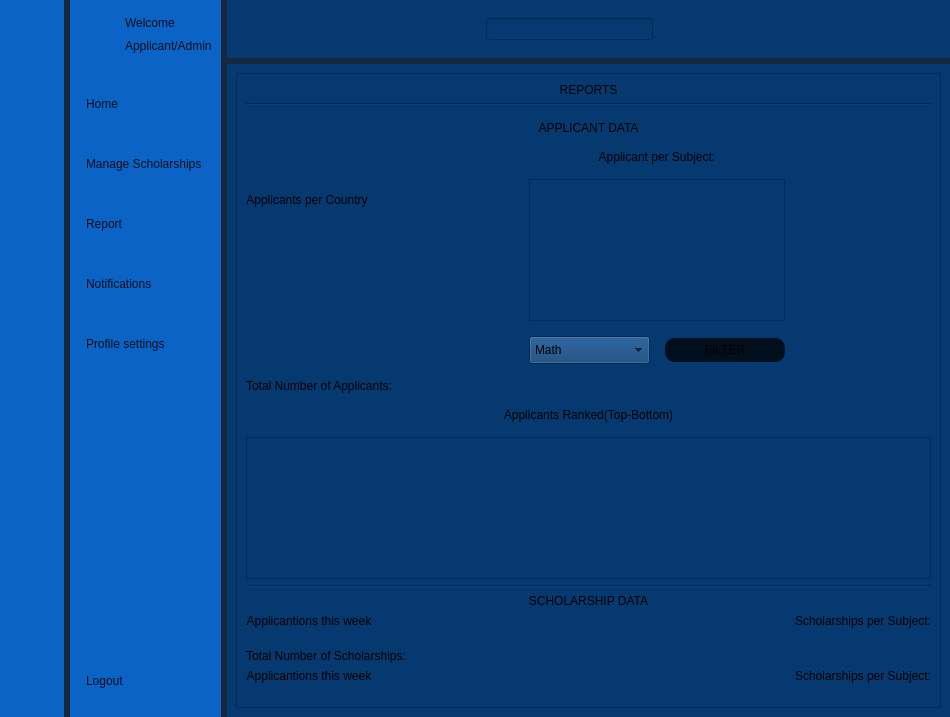
Old version of the form SholarshipManagementSystem/homePage/dash.ui in the repository YNCO10/scholarshipManagementSystem.
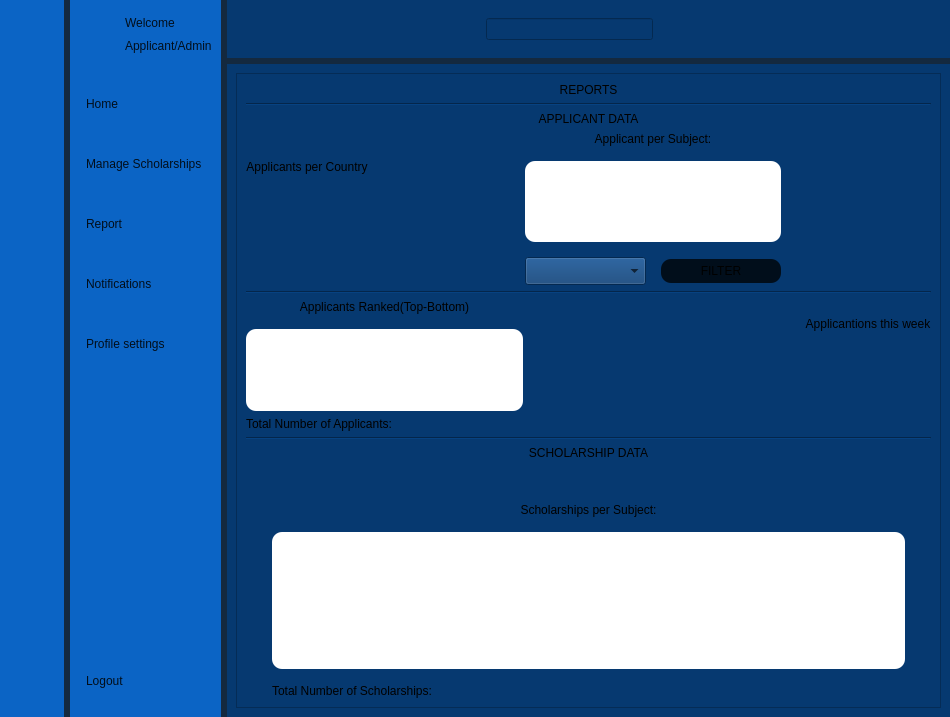
New version of the form. Icons and pictures are not drawn.

Commit message: made modifications to reports page

```diff
--- a/SholarshipManagementSystem/homePage/dash.ui
+++ b/SholarshipManagementSystem/homePage/dash.ui
@@ -1286,34 +1286,19 @@
                <rect>
                 <x>0</x>
                 <y>0</y>
-                <width>654</width>
-                <height>633</height>
+                <width>642</width>
+                <height>637</height>
                </rect>
               </property>
               <layout class="QGridLayout" name="gridLayout_5">
-               <item row="0" column="0">
-                <widget class="QLabel" name="label_14">
-                 <property name="text">
-                  <string>REPORTS</string>
-                 </property>
-                 <property name="alignment">
-                  <set>Qt::AlignmentFlag::AlignCenter</set>
-                 </property>
-                </widget>
-               </item>
-               <item row="2" column="0">
-                <layout class="QVBoxLayout" name="verticalLayout_9">
-                 <property name="spacing">
-                  <number>15</number>
-                 </property>
-                 <item>
+               <item row="1" column="0" colspan="3">
                   <widget class="Line" name="line">
                    <property name="orientation">
                     <enum>Qt::Orientation::Horizontal</enum>
                    </property>
                   </widget>
                  </item>
-                 <item>
+               <item row="3" column="1">
                   <widget class="QLabel" name="label_8">
                    <property name="text">
                     <string>APPLICANT DATA</string>
@@ -1323,7 +1308,165 @@
                    </property>
                   </widget>
                  </item>
+               <item row="12" column="2">
+                <spacer name="verticalSpacer_9">
+                 <property name="orientation">
+                  <enum>Qt::Orientation::Vertical</enum>
+                 </property>
+                 <property name="sizeHint" stdset="0">
+                  <size>
+                   <width>20</width>
+                   <height>93</height>
+                  </size>
+                 </property>
+                </spacer>
+               </item>
+               <item row="0" column="1">
+                <widget class="QLabel" name="label_14">
+                 <property name="text">
+                  <string>REPORTS</string>
+                 </property>
+                 <property name="alignment">
+                  <set>Qt::AlignmentFlag::AlignCenter</set>
+                 </property>
+                </widget>
+               </item>
+               <item row="11" column="0" colspan="3">
+                <widget class="Line" name="line_2">
+                 <property name="orientation">
+                  <enum>Qt::Orientation::Horizontal</enum>
+                 </property>
+                </widget>
+               </item>
+               <item row="2" column="2">
+                <spacer name="verticalSpacer_5">
+                 <property name="orientation">
+                  <enum>Qt::Orientation::Vertical</enum>
+                 </property>
+                 <property name="sizeHint" stdset="0">
+                  <size>
+                   <width>20</width>
+                   <height>93</height>
+                  </size>
+                 </property>
+                </spacer>
+               </item>
+               <item row="9" column="0" colspan="2">
+                <widget class="QLabel" name="label_15">
+                 <property name="text">
+                  <string>Total Number of Applicants:</string>
+                 </property>
+                </widget>
+               </item>
+               <item row="18" column="1">
+                <spacer name="verticalSpacer_6">
+                 <property name="orientation">
+                  <enum>Qt::Orientation::Vertical</enum>
+                 </property>
+                 <property name="sizeHint" stdset="0">
+                  <size>
+                   <width>20</width>
+                   <height>93</height>
+                  </size>
+                 </property>
+                </spacer>
+               </item>
+               <item row="4" column="2">
+                <spacer name="verticalSpacer_4">
+                 <property name="orientation">
+                  <enum>Qt::Orientation::Vertical</enum>
+                 </property>
+                 <property name="sizeHint" stdset="0">
+                  <size>
+                   <width>20</width>
+                   <height>93</height>
+                  </size>
+                 </property>
+                </spacer>
+               </item>
+               <item row="14" column="1">
+                <widget class="QLabel" name="label_10">
+                 <property name="text">
+                  <string>SCHOLARSHIP DATA</string>
+                 </property>
+                 <property name="alignment">
+                  <set>Qt::AlignmentFlag::AlignCenter</set>
+                 </property>
+                </widget>
+               </item>
+               <item row="8" column="0" colspan="3">
+                <layout class="QHBoxLayout" name="horizontalLayout_15">
                  <item>
+                  <layout class="QVBoxLayout" name="verticalLayout_9">
+                   <property name="spacing">
+                    <number>15</number>
+                   </property>
+                   <item>
+                    <widget class="QLabel" name="label_12">
+                     <property name="text">
+                      <string>Applicants Ranked(Top-Bottom)</string>
+                     </property>
+                     <property name="alignment">
+                      <set>Qt::AlignmentFlag::AlignCenter</set>
+                     </property>
+                    </widget>
+                   </item>
+                   <item>
+                    <widget class="QTableWidget" name="applicantRankTableWidget">
+                     <property name="styleSheet">
+                      <string notr="true">color:black;</string>
+                     </property>
+                    </widget>
+                   </item>
+                  </layout>
+                 </item>
+                 <item>
+                  <spacer name="horizontalSpacer_9">
+                   <property name="orientation">
+                    <enum>Qt::Orientation::Horizontal</enum>
+                   </property>
+                   <property name="sizeHint" stdset="0">
+                    <size>
+                     <width>40</width>
+                     <height>20</height>
+                    </size>
+                   </property>
+                  </spacer>
+                 </item>
+                 <item>
+                  <layout class="QVBoxLayout" name="verticalLayout_21">
+                   <property name="spacing">
+                    <number>15</number>
+                   </property>
+                   <item>
+                    <widget class="QLabel" name="label_11">
+                     <property name="text">
+                      <string>Applicantions this week</string>
+                     </property>
+                     <property name="alignment">
+                      <set>Qt::AlignmentFlag::AlignCenter</set>
+                     </property>
+                    </widget>
+                   </item>
+                   <item>
+                    <widget class="QWidget" name="applicantsThisWeekChart" native="true">
+                     <property name="styleSheet">
+                      <string notr="true">border-radius: 7px;</string>
+                     </property>
+                    </widget>
+                   </item>
+                  </layout>
+                 </item>
+                </layout>
+               </item>
+               <item row="6" column="0" colspan="3">
+                <widget class="Line" name="line_3">
+                 <property name="orientation">
+                  <enum>Qt::Orientation::Horizontal</enum>
+                 </property>
+                </widget>
+               </item>
+               <item row="5" column="0" colspan="3">
                   <layout class="QHBoxLayout" name="horizontalLayout_6">
                    <item>
                     <layout class="QVBoxLayout" name="verticalLayout_18">
@@ -1341,7 +1484,11 @@
                       </widget>
                      </item>
                      <item>
-                      <widget class="QWidget" name="applicantsPerCountryChart" native="true"/>
+                    <widget class="QWidget" name="applicantsPerCountryChart" native="true">
+                     <property name="styleSheet">
+                      <string notr="true">border-radius: 7px;</string>
+                     </property>
+                    </widget>
                      </item>
                     </layout>
                    </item>
@@ -1374,45 +1521,20 @@
                       </widget>
                      </item>
                      <item>
-                      <widget class="QTableView" name="tableView_2"/>
+                    <widget class="QTableWidget" name="applicantPerSubjectTableWidget">
+                     <property name="styleSheet">
+                      <string notr="true">color: Black;</string>
+                     </property>
+                    </widget>
                      </item>
                      <item>
                       <layout class="QHBoxLayout" name="horizontalLayout_14">
                        <item>
                         <widget class="QComboBox" name="comboBox">
                          <property name="styleSheet">
-                          <string notr="true">padding:5px;</string>
-                         </property>
-                         <item>
-                          <property name="text">
-                           <string>Math</string>
-                          </property>
-                         </item>
-                         <item>
-                          <property name="text">
-                           <string>Science</string>
-                          </property>
-                         </item>
-                         <item>
-                          <property name="text">
-                           <string>P.E</string>
-                          </property>
-                         </item>
-                         <item>
-                          <property name="text">
-                           <string>Geography</string>
-                          </property>
-                         </item>
-                         <item>
-                          <property name="text">
-                           <string>ICT</string>
-                          </property>
-                         </item>
-                         <item>
-                          <property name="text">
-                           <string>English</string>
-                          </property>
-                         </item>
+                        <string notr="true">padding:5px;
+font: 600 10pt &quot;Segoe UI&quot;;</string>
+                       </property>
                         </widget>
                        </item>
                        <item>
@@ -1446,29 +1568,7 @@
                    </item>
                   </layout>
                  </item>
-                 <item>
-                  <widget class="QLabel" name="label_15">
-                   <property name="text">
-                    <string>Total Number of Applicants:</string>
-                   </property>
-                  </widget>
-                 </item>
-                 <item>
-                  <widget class="QLabel" name="label_12">
-                   <property name="text">
-                    <string>Applicants Ranked(Top-Bottom)</string>
-                   </property>
-                   <property name="alignment">
-                    <set>Qt::AlignmentFlag::AlignCenter</set>
-                   </property>
-                  </widget>
-                 </item>
-                 <item>
-                  <widget class="QTableView" name="tableView_7"/>
-                 </item>
-                </layout>
-               </item>
-               <item row="1" column="0">
+               <item row="7" column="2">
                 <spacer name="verticalSpacer_3">
                  <property name="orientation">
                   <enum>Qt::Orientation::Vertical</enum>
@@ -1476,129 +1576,42 @@
                  <property name="sizeHint" stdset="0">
                   <size>
                    <width>20</width>
-                   <height>13</height>
+                   <height>93</height>
                   </size>
                  </property>
                 </spacer>
                </item>
-               <item row="3" column="0">
-                <layout class="QVBoxLayout" name="verticalLayout_20">
-                 <item>
-                  <widget class="Line" name="line_2">
+               <item row="10" column="0">
+                <spacer name="verticalSpacer_8">
                    <property name="orientation">
-                    <enum>Qt::Orientation::Horizontal</enum>
-                   </property>
-                  </widget>
-                 </item>
-                 <item>
-                  <widget class="QLabel" name="label_10">
-                   <property name="text">
-                    <string>SCHOLARSHIP DATA</string>
-                   </property>
-                   <property name="alignment">
-                    <set>Qt::AlignmentFlag::AlignCenter</set>
-                   </property>
-                  </widget>
-                 </item>
-                 <item>
-                  <layout class="QHBoxLayout" name="horizontalLayout_15">
-                   <item>
-                    <layout class="QVBoxLayout" name="verticalLayout_21">
-                     <property name="spacing">
-                      <number>15</number>
-                     </property>
-                     <item>
-                      <widget class="QLabel" name="label_11">
-                       <property name="text">
-                        <string>Applicantions this week</string>
-                       </property>
-                       <property name="alignment">
-                        <set>Qt::AlignmentFlag::AlignCenter</set>
-                       </property>
-                      </widget>
-                     </item>
-                     <item>
-                      <widget class="QWidget" name="applicantsThisWeekChart" native="true"/>
-                     </item>
-                    </layout>
-                   </item>
-                   <item>
-                    <spacer name="horizontalSpacer_9">
-                     <property name="orientation">
-                      <enum>Qt::Orientation::Horizontal</enum>
-                     </property>
+                  <enum>Qt::Orientation::Vertical</enum>
+                 </property>
                      <property name="sizeHint" stdset="0">
                       <size>
-                       <width>40</width>
-                       <height>20</height>
+                   <width>20</width>
+                   <height>93</height>
                       </size>
                      </property>
                     </spacer>
                    </item>
-                   <item>
-                    <layout class="QVBoxLayout" name="verticalLayout_22">
-                     <property name="spacing">
-                      <number>15</number>
-                     </property>
-                     <item>
-                      <widget class="QLabel" name="label_13">
-                       <property name="text">
-                        <string>Scholarships per Subject:</string>
-                       </property>
-                       <property name="alignment">
-                        <set>Qt::AlignmentFlag::AlignCenter</set>
-                       </property>
-                      </widget>
-                     </item>
-                     <item>
-                      <widget class="QWidget" name="scholarshipsPerSubject" native="true"/>
-                     </item>
-                    </layout>
-                   </item>
-                  </layout>
-                 </item>
-                </layout>
-               </item>
-               <item row="5" column="0">
-                <layout class="QHBoxLayout" name="horizontalLayout_16">
-                 <item>
-                  <layout class="QVBoxLayout" name="verticalLayout_24">
-                   <property name="spacing">
-                    <number>15</number>
-                   </property>
-                   <item>
-                    <widget class="QLabel" name="label_17">
-                     <property name="text">
-                      <string>Applicantions this week</string>
-                     </property>
-                     <property name="alignment">
-                      <set>Qt::AlignmentFlag::AlignCenter</set>
-                     </property>
-                    </widget>
-                   </item>
-                   <item>
-                    <widget class="QWidget" name="testChart1" native="true"/>
-                   </item>
-                  </layout>
-                 </item>
-                 <item>
-                  <spacer name="horizontalSpacer_10">
-                   <property name="orientation">
-                    <enum>Qt::Orientation::Horizontal</enum>
-                   </property>
-                   <property name="sizeHint" stdset="0">
-                    <size>
-                     <width>40</width>
-                     <height>20</height>
-                    </size>
-                   </property>
-                  </spacer>
-                 </item>
-                 <item>
+               <item row="17" column="1">
                   <layout class="QVBoxLayout" name="verticalLayout_25">
                    <property name="spacing">
                     <number>15</number>
                    </property>
+                 <item>
+                  <spacer name="verticalSpacer_7">
+                   <property name="orientation">
+                    <enum>Qt::Orientation::Vertical</enum>
+                   </property>
+                   <property name="sizeHint" stdset="0">
+                    <size>
+                     <width>20</width>
+                     <height>93</height>
+                    </size>
+                   </property>
+                  </spacer>
+                 </item>
                    <item>
                     <widget class="QLabel" name="label_18">
                      <property name="text">
@@ -1610,18 +1623,20 @@
                     </widget>
                    </item>
                    <item>
-                    <widget class="QWidget" name="testChart2" native="true"/>
-                   </item>
-                  </layout>
-                 </item>
-                </layout>
-               </item>
-               <item row="4" column="0">
-                <widget class="QLabel" name="label_16">
+                  <widget class="QTableWidget" name="scholarshipPerSubjectTableWidget">
+                   <property name="styleSheet">
+                    <string notr="true">color:black;</string>
+                   </property>
+                  </widget>
+                 </item>
+                 <item>
+                  <widget class="QLabel" name="totalNumOfScholarshipsLabel">
                  <property name="text">
                   <string>Total Number of Scholarships:</string>
                  </property>
                 </widget>
+                 </item>
+                </layout>
                </item>
               </layout>
              </widget>
```
Left out of the diff: 8 changed lines with no effect on the pictures. Lines whose indentation alone changed are shown as unchanged. The commit also changes 7 other files.
